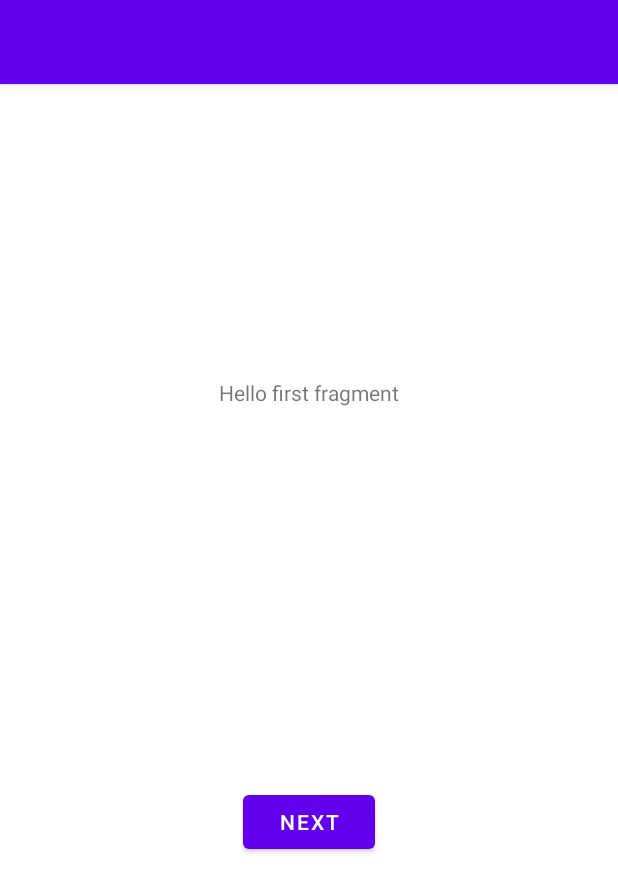
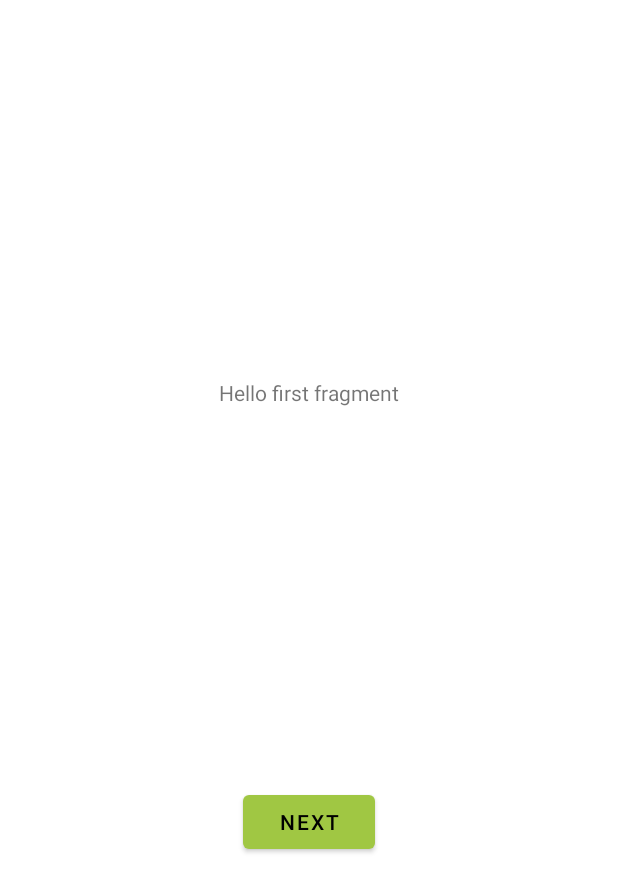
Before and after one commit to leilasdq/cool-drinks, an Android app: the screen it shows after launch (MainActivity), on a phone screen of 412 x 824 dp. Shown: the top 892 px of the screen. Run offline under Robolectric (Android 15) with nearby library versions, the phone set to English and light mode, and no system bars; our stand-ins replace Dagger/Hilt's generated code, navigation-ui.

Commit message:
add some colors and theme stuff

```diff
--- a/app/src/main/res/layout/activity_main.xml
+++ b/app/src/main/res/layout/activity_main.xml
@@ -5,20 +5,6 @@
     android:layout_width="match_parent"
     android:layout_height="match_parent"
     tools:context=".ui.MainActivity">
-
-    <com.google.android.material.appbar.AppBarLayout
-        android:layout_width="match_parent"
-        android:layout_height="wrap_content"
-        android:theme="@style/Theme.CoolDrinks.AppBarOverlay">
-
-        <androidx.appcompat.widget.Toolbar
-            android:id="@+id/toolbar"
-            android:layout_width="match_parent"
-            android:layout_height="?attr/actionBarSize"
-            android:background="?attr/colorPrimary"
-            app:popupTheme="@style/Theme.CoolDrinks.PopupOverlay" />
-
-    </com.google.android.material.appbar.AppBarLayout>
 
     <androidx.fragment.app.FragmentContainerView
         android:id="@+id/nav_host_fragment_content_main"
--- /dev/null
+++ b/app/src/main/res/values/attrs.xml
@@ -0,0 +1,6 @@
+<?xml version="1.0" encoding="utf-8"?>
+<resources>
+    <attr name="widget.text.primary" format="reference"/>
+    <attr name="widget.text.secondary" format="reference"/>
+    <attr name="widget.cardView" format="reference"/>
+</resources>
--- a/app/src/main/res/values/colors.xml
+++ b/app/src/main/res/values/colors.xml
@@ -7,4 +7,11 @@
     <color name="teal_700">#FF018786</color>
     <color name="black">#FF000000</color>
     <color name="white">#FFFFFFFF</color>
+
+    <color name="primary_brand_color">#A0C743</color>
+    <color name="secondary_brand_color">#87C100</color>
+    <color name="background_color">#fff</color>
+
+    <color name="color_primary_text">#000</color>
+    <color name="color_secondary_text">#3C3C3C</color>
 </resources>
--- /dev/null
+++ b/app/src/main/res/values/dimen.xml
@@ -0,0 +1,14 @@
+<?xml version="1.0" encoding="utf-8"?>
+<resources>
+    <dimen name="dimen_text_primary">14sp</dimen>
+    <dimen name="error_text_size">@dimen/dimen_text_primary</dimen>
+    <dimen name="dimen_text_secondary">12sp</dimen>
+
+    <dimen name="dimen_main_elevation">5dp</dimen>
+    <dimen name="dimen_toolbar_elevation">0dp</dimen>
+    <dimen name="dimen_main_radius">5dp</dimen>
+
+    <dimen name="dimen_margin_tiny">4dp</dimen>
+    <dimen name="dimen_margin_small">8dp</dimen>
+    <dimen name="dimen_margin_normal">16dp</dimen>
+</resources>
--- a/app/src/main/res/values/themes.xml
+++ b/app/src/main/res/values/themes.xml
@@ -1,17 +1,22 @@
 <resources xmlns:tools="http://schemas.android.com/tools">
     <!-- Base application theme. -->
-    <style name="Theme.CoolDrinks" parent="Theme.MaterialComponents.DayNight.DarkActionBar">
+    <style name="Theme.CoolDrinks" parent="Theme.MaterialComponents.DayNight.NoActionBar">
         <!-- Primary brand color. -->
-        <item name="colorPrimary">@color/purple_500</item>
-        <item name="colorPrimaryVariant">@color/purple_700</item>
-        <item name="colorOnPrimary">@color/white</item>
+        <item name="colorPrimary">@color/primary_brand_color</item>
+        <item name="colorOnPrimary">@color/black</item>
         <!-- Secondary brand color. -->
-        <item name="colorSecondary">@color/teal_200</item>
+        <item name="colorSecondary">@color/secondary_brand_color</item>
         <item name="colorSecondaryVariant">@color/teal_700</item>
         <item name="colorOnSecondary">@color/black</item>
         <!-- Status bar color. -->
         <item name="android:statusBarColor" tools:targetApi="l">?attr/colorPrimaryVariant</item>
         <!-- Customize your theme here. -->
+        <item name="backgroundColor">@color/background_color</item>
+        <item name="android:windowBackground">@color/background_color</item>
+        <item name="widget.text.primary">@style/MyPrimaryTextStyle</item>
+        <item name="widget.text.secondary">@style/MySecondaryTextStyle</item>
+        <item name="appBarLayoutStyle">@style/MyAppbarStyle</item>
+        <item name="toolbarStyle">@style/MyToolbarStyle</item>
     </style>
 
     <style name="Theme.CoolDrinks.NoActionBar">
@@ -22,4 +27,37 @@
     <style name="Theme.CoolDrinks.AppBarOverlay" parent="ThemeOverlay.AppCompat.Dark.ActionBar" />
 
     <style name="Theme.CoolDrinks.PopupOverlay" parent="ThemeOverlay.AppCompat.Light" />
+
+    <style name="MyAppbarStyle" parent="ThemeOverlay.MaterialComponents.Dark.ActionBar">
+        <item name="android:background">@color/background_color</item>
+        <item name="android:layout_margin">0dp</item>
+        <item name="android:elevation">@dimen/dimen_toolbar_elevation</item>
+    </style>
+
+    <style name="MyToolbarStyle" parent="Widget.MaterialComponents.Toolbar">
+        <item name="titleTextAppearance">@style/ToolbarTitle</item>
+        <item name="background">@color/background_color</item>
+        <item name="titleTextColor">@color/color_primary_text</item>
+        <item name="android:layout_margin">0dp</item>
+    </style>
+
+    <style name="ToolbarTitle" parent="TextAppearance.MaterialComponents.Headline5">
+        <item name="android:textColor">@color/color_primary_text</item>
+    </style>
+
+    <style name="MyPrimaryTextStyle" parent="TextAppearance.AppCompat.Body1">
+        <item name="android:textColor">@color/color_primary_text</item>
+        <item name="android:textSize">@dimen/dimen_text_primary</item>
+    </style>
+
+    <style name="MyBoldPrimaryTextStyle" parent="MyPrimaryTextStyle">
+        <item name="android:textColor">@color/color_primary_text</item>
+        <item name="android:textSize">@dimen/dimen_text_primary</item>
+        <item name="android:textStyle">bold</item>
+    </style>
+
+    <style name="MySecondaryTextStyle" parent="TextAppearance.AppCompat.Body2">
+        <item name="android:textColor">@color/color_secondary_text</item>
+        <item name="android:textSize">@dimen/dimen_text_secondary</item>
+    </style>
 </resources>
```
